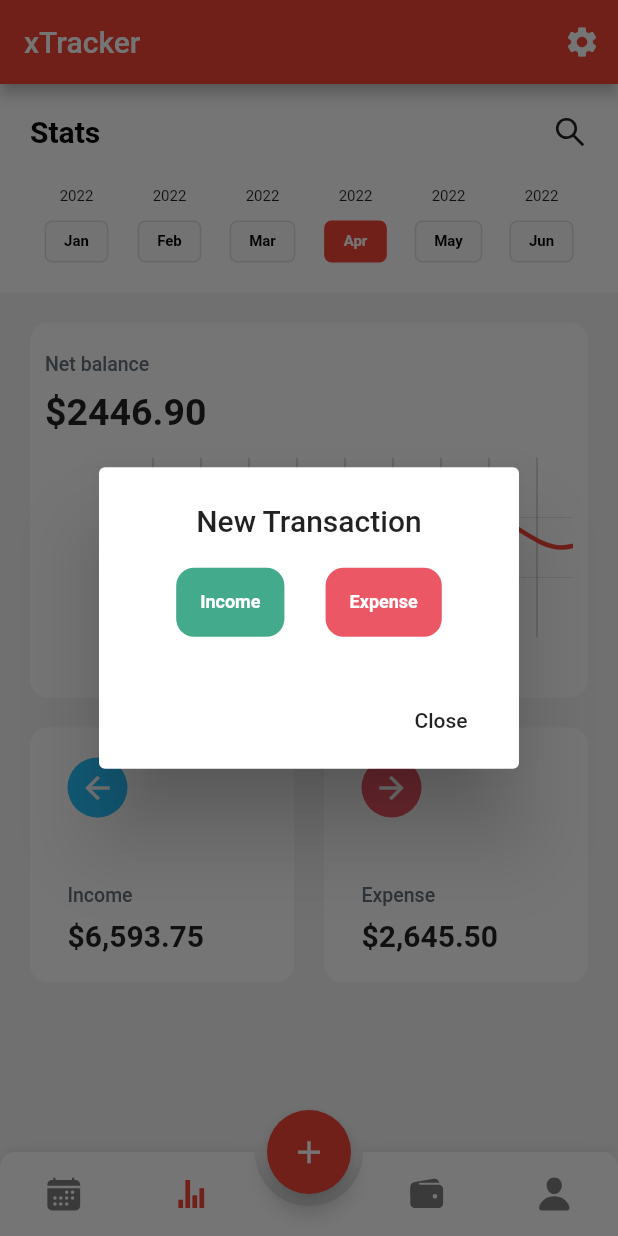
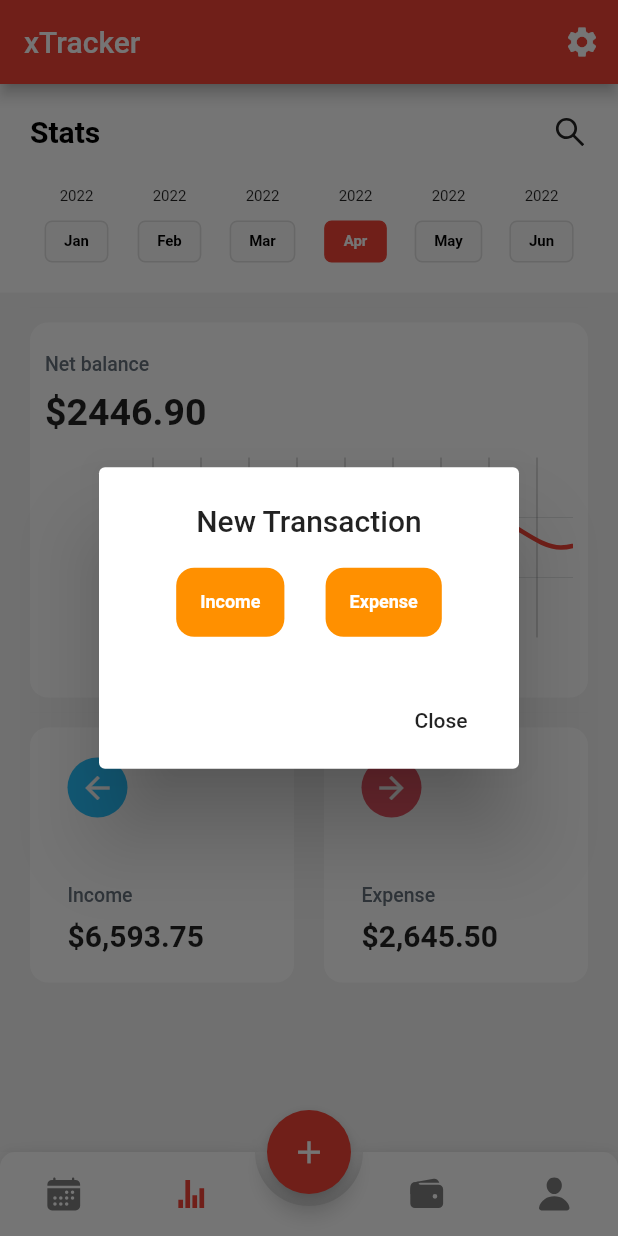
Before and after one commit to dPetersLib/xTracker, a Flutter app: the screen it shows after launch, item 2 of the bottom bar chosen, after a tap on the "add" icon, on a phone screen of 412 x 824 dp. Run offline on Flutter 3.47's test engine with Material 2 defaults, Android fonts, the phone set to English and light mode, and no system bars; drawn by our look-alikes of animated_bottom_navigation_bar, fl_chart; our stand-ins replace flutter_icons, percent_indicator, sqflite; accounts and stored records are empty.

Commit message:
can now add transactions and categories

```diff
--- a/lib/db/db.dart
+++ b/lib/db/db.dart
@@ -102,14 +102,14 @@ INSERT INTO $tableTxType (
   ${TxTypeFields.type},
   ${TxTypeFields.color}
   )
-VALUES ('Income', 'green')
+VALUES ('Income', 0xFF43aa8b)
 ''');
     await db.execute('''
 INSERT INTO $tableTxType (
   ${TxTypeFields.type},
   ${TxTypeFields.color}
   )
-VALUES ('Expense', 'red')
+VALUES ('Expense', 0xFFec5766)
 ''');
 
     await db.execute('''
--- a/lib/json/transaction_type_json.dart
+++ b/lib/json/transaction_type_json.dart
@@ -2,10 +2,12 @@ import '../theme/colors.dart';
 
 const List transactions = [
   {
+    'id': 1,
     'type': 'Income',
     'color': green,
   },
   {
+    'id': 2,
     'type': 'Expense',
     'color': red,
   }
--- a/lib/models/transaction.dart
+++ b/lib/models/transaction.dart
@@ -87,7 +87,7 @@ class Transaction {
         TransactionFields.id: id,
         TransactionFields.description: description,
         TransactionFields.amount: amount,
-        TransactionFields.date: date,
+        TransactionFields.date: date.toIso8601String(),
         TransactionFields.typeId: typeId,
         TransactionFields.categoryId: categoryId,
         TransactionFields.accountId: accountId,
@@ -141,7 +141,7 @@ class Transaction {
     );
   }
 
-  static Future<int> delete(int id) async {
+  static Future<int> delete(int? id) async {
     final db = await MainDatabase.instance.database;
 
     return await db.delete(
@@ -150,4 +150,22 @@ class Transaction {
       whereArgs: [id],
     );
   }
+
+//   static Future<int> getBalance() async {}
+
+//   static Future<int> getIncomeTotal() async {
+//     final db = await MainDatabase.instance.database;
+//     final result = await db.query(tableTransaction,
+//         where: '${TransactionFields.typeId} = ?', whereArgs: [1]);
+//     final List income =
+//         result.map((json) => Transaction.fromJson(json)).toList();
+//     int total = 0;
+//     for (var tx in income) {
+//       total += tx.amount;
+//     }
+//     for (var i = 0; i < income.length; i++) {
+//       total += income[i].amount
+//     }
+//   }
+// }
 }
--- a/lib/models/txtype.dart
+++ b/lib/models/txtype.dart
@@ -5,7 +5,7 @@ const String tableTxType = 'txtype';
 class TxTypeFields {
   static final List<String> values = [
     // all fields
-    id, type
+    id, type, color
   ];
 
   static const String id = '_id';
@@ -16,7 +16,7 @@ class TxTypeFields {
 class TxType {
   final int? id;
   final String type;
-  final String color;
+  final int color;
 
   TxType({this.id, required this.type, required this.color});
 
@@ -26,7 +26,7 @@ class TxType {
   TxType copy({
     int? id,
     String? type,
-    String? color,
+    int? color,
   }) =>
       TxType(
           id: id ?? this.id, type: type ?? this.type, color: color ?? this.color);
@@ -37,7 +37,7 @@ class TxType {
   static TxType fromJson(Map<String, Object?> json) => TxType(
         id: json[TxTypeFields.id] as int?,
         type: json[TxTypeFields.type] as String,
-        color: json[TxTypeFields.color] as String,
+        color: json[TxTypeFields.color] as int,
       );
 
   // toJson Map
--- a/lib/pages/create_budge_page.dart
+++ b/lib/pages/create_budge_page.dart
@@ -77,8 +77,8 @@ class _CreatBudgetPageState extends State<CreatBudgetPage> {
                             fontSize: 12,
                           )),
                     ),
-                    onTap: () {
-                      showDialog(
+                    onTap: () async {
+                      await showDialog(
                           context: context,
                           builder: (BuildContext context) {
                             return const AlertDialog(
--- a/lib/pages/daily_page.dart
+++ b/lib/pages/daily_page.dart
@@ -23,14 +23,12 @@ class _DailyPageState extends State<DailyPage> {
   }
 
   Future refreshTx() async {
-
     setState(() => isLoading = true);
 
     transactions = await Transaction.readAllTx();
 
     setState(() => isLoading = false);
   }
-
 
   @override
   Widget build(BuildContext context) {
@@ -131,6 +129,24 @@ class _DailyPageState extends State<DailyPage> {
           const SizedBox(
             height: 30,
           ),
+          GestureDetector(
+              child: Container(
+                padding: const EdgeInsets.all(10),
+                decoration: BoxDecoration(
+                    color: Colors.red, borderRadius: BorderRadius.circular(12)),
+                child: const Text('Refresh',
+                    style: TextStyle(
+                      color: white,
+                      fontWeight: FontWeight.bold,
+                      fontSize: 12,
+                    )),
+              ),
+              onTap: () async {
+                refreshTx();
+              }),
+          const SizedBox(
+            height: 30,
+          ),
           Padding(
             padding: const EdgeInsets.only(left: 20, right: 20),
             child: isLoading
@@ -171,8 +187,10 @@ class _DailyPageState extends State<DailyPage> {
                                       Container(
                                         width: (size.width - 90) * 0.5,
                                         child: Column(
-                                mainAxisAlignment: MainAxisAlignment.center,
-                                crossAxisAlignment: CrossAxisAlignment.start,
+                                          mainAxisAlignment:
+                                              MainAxisAlignment.center,
+                                          crossAxisAlignment:
+                                              CrossAxisAlignment.start,
                                           children: [
                                             Text(
                                               transactions[index].description,
@@ -184,7 +202,9 @@ class _DailyPageState extends State<DailyPage> {
                                             ),
                                             SizedBox(height: 5),
                                             Text(
-                                    transactions[index].date.toString(),
+                                              transactions[index]
+                                                  .date
+                                                  .toString(),
                                               style: TextStyle(
                                                   fontSize: 12,
                                                   color: black.withOpacity(0.5),
@@ -203,12 +223,25 @@ class _DailyPageState extends State<DailyPage> {
                                     mainAxisAlignment: MainAxisAlignment.end,
                                     children: [
                                       Text(
-                              transactions[index].typeId == 1 ? '+ ${transactions[index].amount.toString()}' : '- ${transactions[index].amount.toString()}',
+                                        transactions[index].typeId == 1
+                                            ? '+ ${transactions[index].amount.toString()}'
+                                            : '- ${transactions[index].amount.toString()}',
                                         style: TextStyle(
                                             fontWeight: FontWeight.w600,
                                             fontSize: 15,
-                                  color: transactions[index].typeId == 1 ? Colors.green : Colors.red),
+                                            color:
+                                                transactions[index].typeId == 1
+                                                    ? Colors.green
+                                                    : Colors.red),
                                       ),
+                                      IconButton(
+                                          onPressed: () async {
+                                            await Transaction.delete(
+                                                transactions[index].id);
+                                            refreshTx();
+                                          },
+                                          icon: const Icon(Icons.delete),
+                                          color: Colors.red)
                                     ],
                                   ),
                                 )
--- a/lib/pages/root_app.dart
+++ b/lib/pages/root_app.dart
@@ -1,5 +1,6 @@
 import '../json/transaction_type_json.dart';
 import '../models/transaction.dart';
+import '../models/txtype.dart';
 import '../pages/budget_page.dart';
 import '../pages/create_budge_page.dart';
 import '../pages/daily_page.dart';
@@ -20,7 +21,9 @@ class RootApp extends StatefulWidget {
 class _RootAppState extends State<RootApp> {
   int pageIndex = 0;
   // WidgetsBindingObserver is used for checking app State
-  final List<Transaction> _utransactions = [];
+  // final List<Transaction> _utransactions = [];
+  late List<TxType> txtypes;
+  bool isLoading = false;
 
   List<Widget> pages = [
     DailyPage(),
@@ -29,10 +32,19 @@ class _RootAppState extends State<RootApp> {
     ProfilePage(),
   ];
 
+  Future refreshTxType() async {
+    setState(() => isLoading = true);
+
+    txtypes = await TxType.readAllTypes();
+
+    setState(() => isLoading = false);
+  }
+
   @override
   void initState() {
     // TODO: implement initState
     super.initState();
+    refreshTxType();
   }
 
   @override
@@ -100,7 +112,8 @@ class _RootAppState extends State<RootApp> {
     });
   }
 
-  void _addTransaction(String txtitle, int amount, DateTime selectedDate, int typeId, int catId, int accId, int currId) {
+  Future _addTransaction(String txtitle, int amount, DateTime selectedDate,
+      int typeId, int catId, int accId, int currId) async {
     final newTrans = Transaction(
         description: txtitle,
         amount: amount,
@@ -109,12 +122,14 @@ class _RootAppState extends State<RootApp> {
         typeId: typeId,
         categoryId: catId,
         accountId: accId,
-      currencyId: currId
-    );
+        currencyId: currId);
 
-    setState(() {
-      _utransactions.add(newTrans);
-    });
+    await Transaction.create(newTrans);
+    refreshTxType();
+
+    // setState(() {
+    //   _utransactions.add(newTrans);
+    // });
   }
 
   void _newTransactionType(BuildContext context) {
@@ -128,31 +143,33 @@ class _RootAppState extends State<RootApp> {
           ),
           content: Row(
               mainAxisAlignment: MainAxisAlignment.spaceEvenly,
-              children: List.generate(transactions.length, (index) {
+              children: List.generate(txtypes.length, (index) {
                 return GestureDetector(
                   child: Container(
                     padding: EdgeInsets.all(16),
                     decoration: BoxDecoration(
-                        color: transactions[index]['color'],
+                        // color: Color(txtypes[index].color),
+                        color: Color(0xFFFF9000),
                         borderRadius: BorderRadius.circular(12)),
-                    child: Text(transactions[index]['type'],
+                    child: Text(txtypes[index].type,
                         style: TextStyle(
                           color: white,
                           fontWeight: FontWeight.bold,
                           fontSize: 12,
                         )),
                   ),
-                  onTap: () {
+                  onTap: () async {
                     Navigator.of(context).pop();
-                    showDialog(
+                    await showDialog(
                         context: context,
                         builder: (BuildContext context) {
                           return AlertDialog(
                             title: Text(
-                              transactions[index]['type'],
+                              txtypes[index].type,
                               textAlign: TextAlign.center,
                             ),
-                            content: NewTransaction(_addTransaction),
+                            content: NewTransaction(
+                                _addTransaction, txtypes[index].id),
                           );
                         });
                     // showModalBottomSheet(
```
Also changed, not shown: lib/pages/new_transaction_page.dart (+6 -6 lines). Lines whose indentation alone changed are shown as unchanged.
